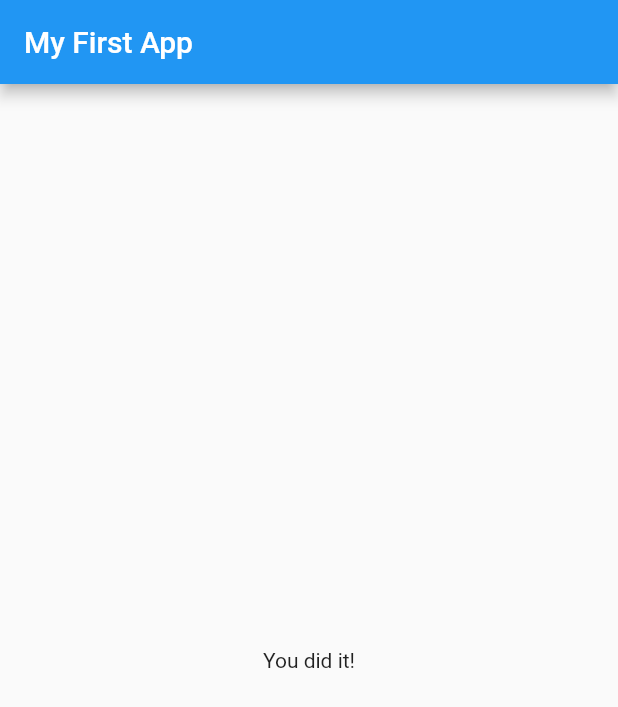
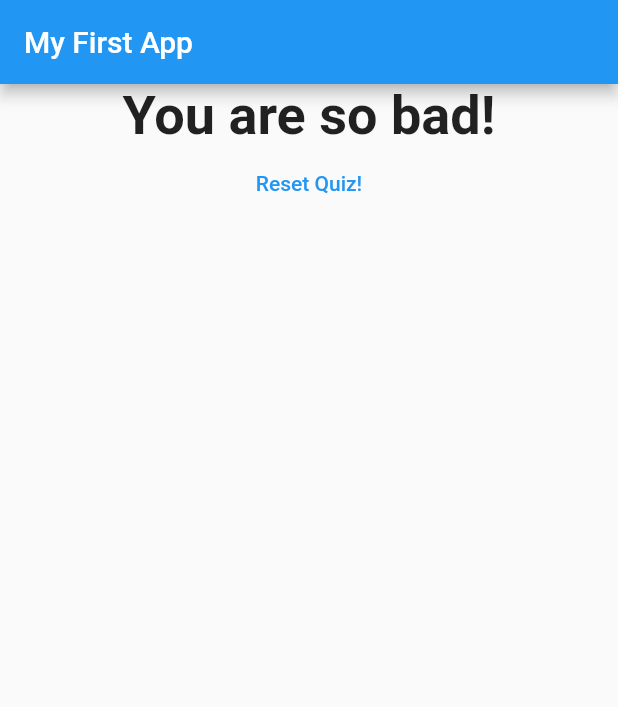
Before and after one commit to danah-kim/flutter-note, a Flutter app: the screen it shows after launch, after a tap on "Black", after a tap on "Snake", after a tap on "Candy", on a phone screen of 412 x 824 dp. Shown: the top 707 px of the screen. Run offline on Flutter 3.47's test engine with Material 2 defaults, Android fonts, the phone set to English and light mode, and no system bars; our stand-ins replace shared_preferences; network calls fail.

Commit message:
Quiz: Result Widget and add reset Button

```diff
--- a/quiz/lib/main.dart
+++ b/quiz/lib/main.dart
@@ -1,6 +1,7 @@
 import 'package:flutter/material.dart';
-import './quiz.dart';
-import './result.dart';
+
+import 'quiz.dart';
+import 'result.dart';
 
 main() => runApp(App());
 
@@ -13,22 +14,47 @@
   final _questions = const [
     {
       'questionText': 'What\'s your favorite color?',
-      'answers': ['Black', 'Red', 'Green', 'White'],
+      'answers': [
+        {'text': 'Black', 'score': 10},
+        {'text': 'Red', 'score': 5},
+        {'text': 'Green', 'score': 3},
+        {'text': 'White', 'score': 1},
+      ],
     },
     {
       'questionText': 'What\'s your favorite animal?',
-      'answers': ['Rabbit', 'Snake', 'Elephant', 'Lion'],
+      'answers': [
+        {'text': 'Rabbit', 'score': 3},
+        {'text': 'Snake', 'score': 11},
+        {'text': 'Elephant', 'score': 5},
+        {'text': 'Lion', 'score': 9}
+      ],
     },
     {
       'questionText': 'What\'s your favorite food?',
-      'answers': ['Cake', 'Cookie', 'Candy', 'Jelly'],
+      'answers': [
+        {'text': 'Cake', 'score': 4},
+        {'text': 'Cookie', 'score': 1},
+        {'text': 'Candy', 'score': 7},
+        {'text': 'Jelly', 'score': 3}
+      ],
     }
   ];
   int _questionIndex = 0;
+  int _totalScore = 0;
 
-  void _onAnswerQuestionPressed() {
+  void _onAnswerQuestionPressed(int score) {
+    _questionIndex += 1;
+
     setState(() {
-      _questionIndex += 1;
+      _totalScore += score;
+    });
+  }
+
+  void _resetQuiz() {
+    setState(() {
+      _questionIndex = 0;
+      _totalScore = 0;
     });
   }
 
@@ -45,7 +71,10 @@
               questionIndex: _questionIndex,
               answerQuestion: _onAnswerQuestionPressed,
             )
-          : Result(),
+          : Result(
+              resultScore: _totalScore,
+              resetHandler: _resetQuiz,
+            ),
     ));
   }
 }
--- a/quiz/lib/quiz.dart
+++ b/quiz/lib/quiz.dart
@@ -5,7 +5,7 @@
 class Quize extends StatelessWidget {
   final List<Map<String, Object>> questions;
   final int questionIndex;
-  final VoidCallback answerQuestion;
+  final void Function(int score) answerQuestion;
 
   const Quize({
     required this.questions,
@@ -18,8 +18,9 @@
     return Column(
       children: [
         Question(questions[questionIndex]['questionText'] as String),
-        ...(questions[questionIndex]['answers'] as List<String>)
-            .map((answer) => Answer(answer, answerQuestion))
+        ...(questions[questionIndex]['answers'] as List<Map<String, Object>>)
+            .map((answer) => Answer(answer['text'] as String,
+                () => answerQuestion(answer['score'] as int)))
             .toList()
       ],
     );
--- a/quiz/lib/result.dart
+++ b/quiz/lib/result.dart
@@ -1,10 +1,49 @@
 import 'package:flutter/material.dart';
 
 class Result extends StatelessWidget {
+  final int resultScore;
+  final VoidCallback resetHandler;
+
+  const Result({
+    required this.resultScore,
+    required this.resetHandler,
+  });
+
+  String get resultPharse {
+    String resultText;
+
+    if (resultScore <= 8) {
+      resultText = 'You are awesome and innocent!';
+    } else if (resultScore <= 12) {
+      resultText = 'Pretty likeable!';
+    } else if (resultScore <= 16) {
+      resultText = 'You are ... strange!?';
+    } else {
+      resultText = 'You are so bad!';
+    }
+
+    return resultText;
+  }
+
   @override
   Widget build(BuildContext context) {
     return Center(
-      child: Text('You did it!'),
+      child: Column(
+        children: [
+          Text(
+            resultPharse,
+            textAlign: TextAlign.center,
+            style: TextStyle(
+              fontSize: 36,
+              fontWeight: FontWeight.bold,
+            ),
+          ),
+          TextButton(
+            onPressed: resetHandler,
+            child: Text('Reset Quiz!'),
+          )
+        ],
+      ),
     );
   }
 }
```
